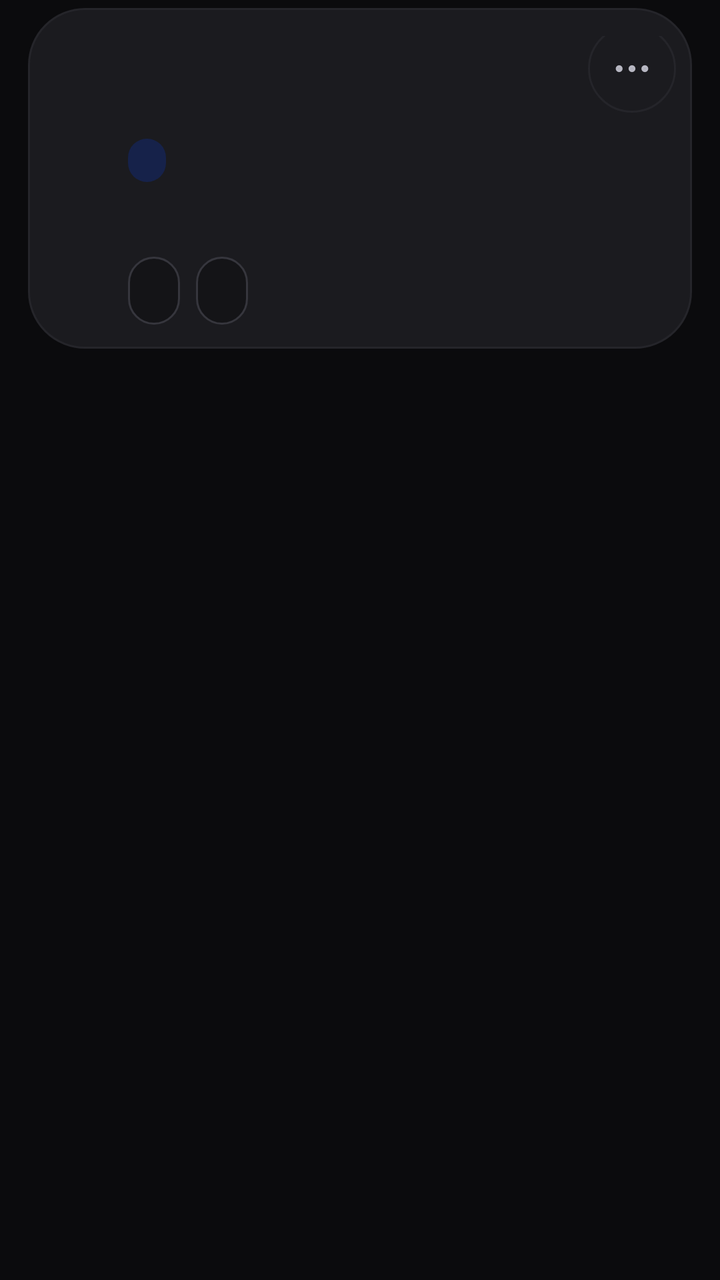
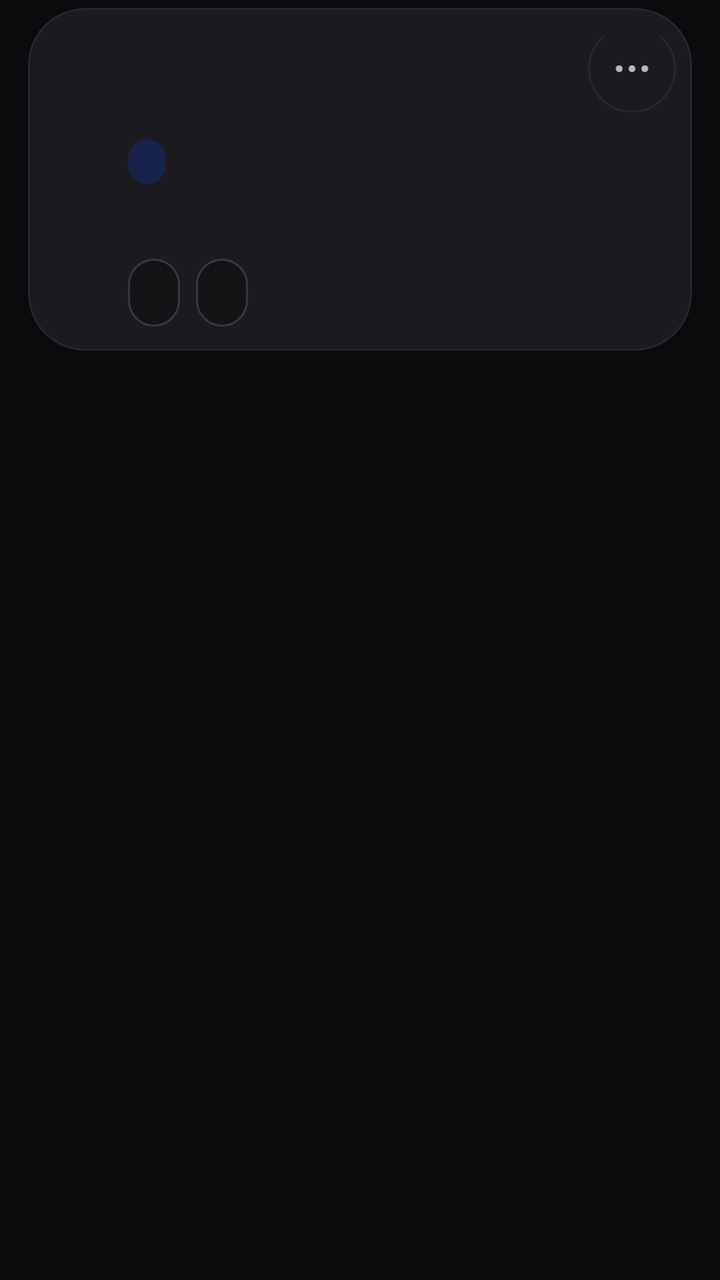

The first picture is an Android layout as it rendered before a commit; the second is the same layout after the commit. The layout source and the unified diff follow.
<!-- AndroidManifest.xml: application theme AppTheme -->
<!-- res/layout/item_run.xml -->
<?xml version="1.0" encoding="utf-8"?>
<FrameLayout xmlns:android="http://schemas.android.com/apk/res/android"
    android:layout_width="match_parent"
    android:layout_height="wrap_content"
    android:paddingStart="14dp"
    android:paddingTop="4dp"
    android:paddingEnd="14dp"
    android:paddingBottom="4dp">

    <LinearLayout
        android:id="@+id/card"
        android:layout_width="match_parent"
        android:layout_height="wrap_content"
        android:background="@drawable/bg_card_ripple"
        android:duplicateParentState="true"
        android:orientation="vertical"
        android:paddingStart="14dp"
        android:paddingTop="14dp"
        android:paddingEnd="8dp"
        android:paddingBottom="12dp">

        <LinearLayout
            android:layout_width="match_parent"
            android:layout_height="wrap_content"
            android:gravity="top"
            android:orientation="horizontal">

            <ImageView
                android:id="@+id/icon"
                android:layout_width="24dp"
                android:layout_height="24dp"
                android:layout_marginTop="1dp"
                android:importantForAccessibility="no" />

            <LinearLayout
                android:layout_width="0dp"
                android:layout_height="wrap_content"
                android:layout_marginStart="12dp"
                android:layout_marginEnd="4dp"
                android:layout_weight="1"
                android:orientation="vertical">

                <TextView
                    android:id="@+id/title"
                    android:layout_width="match_parent"
                    android:layout_height="wrap_content"
                    android:ellipsize="end"
                    android:maxLines="2"
                    android:textAlignment="viewStart"
                    android:textColor="@color/text_primary"
                    android:textDirection="locale"
                    android:textSize="15.5sp"
                    android:textStyle="bold" />

                <TextView
                    android:id="@+id/line1"
                    android:layout_width="match_parent"
                    android:layout_height="wrap_content"
                    android:layout_marginTop="3dp"
                    android:ellipsize="end"
                    android:maxLines="2"
                    android:textAlignment="viewStart"
                    android:textColor="@color/text_secondary"
                    android:textDirection="locale"
                    android:textSize="12.5sp" />
            </LinearLayout>

            <ImageView
                android:id="@+id/act3"
                android:layout_width="44dp"
                android:layout_height="44dp"
                android:layout_marginTop="-6dp"
                android:background="@drawable/bg_icon_btn"
                android:contentDescription="@string/more"
                android:padding="11dp"
                android:src="@drawable/ic_more"
                android:tint="@color/text_secondary" />
        </LinearLayout>

        <LinearLayout
            android:layout_width="match_parent"
            android:layout_height="wrap_content"
            android:layout_marginStart="36dp"
            android:layout_marginTop="10dp"
            android:layout_marginEnd="6dp"
            android:gravity="center_vertical"
            android:orientation="horizontal">

            <TextView
                android:id="@+id/branchPill"
                android:layout_width="wrap_content"
                android:layout_height="wrap_content"
                android:layout_weight="0"
                android:background="@drawable/bg_pill_accent"
                android:drawablePadding="4dp"
                android:ellipsize="end"
                android:fontFamily="monospace"
                android:gravity="center_vertical"
                android:maxWidth="190dp"
                android:paddingStart="9dp"
                android:paddingTop="3dp"
                android:paddingEnd="10dp"
                android:paddingBottom="3dp"
                android:singleLine="true"
                android:textColor="@color/accent_text"
                android:textDirection="ltr"
                android:textSize="11.5sp" />

            <TextView
                android:id="@+id/badge"
                android:layout_width="wrap_content"
                android:layout_height="wrap_content"
                android:layout_marginStart="8dp"
                android:paddingStart="10dp"
                android:paddingTop="3dp"
                android:paddingEnd="10dp"
                android:paddingBottom="3dp"
                android:singleLine="true"
                android:textSize="11sp"
                android:textStyle="bold" />
        </LinearLayout>

        <LinearLayout
            android:layout_width="match_parent"
            android:layout_height="wrap_content"
            android:layout_marginStart="36dp"
            android:layout_marginTop="9dp"
            android:layout_marginEnd="6dp"
            android:gravity="center_vertical"
            android:orientation="horizontal">

            <TextView
                android:id="@+id/time"
                android:layout_width="wrap_content"
                android:layout_height="wrap_content"
                android:drawablePadding="5dp"
                android:drawableTint="@color/text_hint"
                android:gravity="center_vertical"
                android:singleLine="true"
                android:textColor="@color/text_secondary"
                android:textSize="12sp" />

            <TextView
                android:id="@+id/dur"
                android:layout_width="wrap_content"
                android:layout_height="wrap_content"
                android:layout_marginStart="14dp"
                android:drawablePadding="5dp"
                android:drawableTint="@color/text_hint"
                android:gravity="center_vertical"
                android:singleLine="true"
                android:textColor="@color/text_secondary"
                android:textSize="12sp" />
        </LinearLayout>

        <LinearLayout
            android:id="@+id/progWrap"
            android:layout_width="match_parent"
            android:layout_height="wrap_content"
            android:layout_marginStart="36dp"
            android:layout_marginTop="12dp"
            android:layout_marginEnd="6dp"
            android:orientation="vertical"
            android:visibility="gone">

            <ProgressBar
                android:id="@+id/prog"
                style="?android:attr/progressBarStyleHorizontal"
                android:layout_width="match_parent"
                android:layout_height="6dp"
                android:max="100"
                android:progressDrawable="@drawable/progress_pill" />

            <TextView
                android:id="@+id/progText"
                android:layout_width="match_parent"
                android:layout_height="wrap_content"
                android:layout_marginTop="6dp"
                android:ellipsize="end"
                android:maxLines="1"
                android:textAlignment="viewStart"
                android:textColor="@color/info"
                android:textDirection="locale"
                android:textSize="12sp" />
        </LinearLayout>

        <LinearLayout
            android:id="@+id/liveWrap"
            android:layout_width="match_parent"
            android:layout_height="wrap_content"
            android:layout_marginStart="30dp"
            android:layout_marginTop="10dp"
            android:layout_marginEnd="6dp"
            android:orientation="vertical"
            android:visibility="gone" />

        <LinearLayout
            android:id="@+id/actions"
            android:layout_width="match_parent"
            android:layout_height="wrap_content"
            android:layout_marginStart="36dp"
            android:layout_marginTop="12dp"
            android:layout_marginEnd="6dp"
            android:orientation="horizontal">

            <TextView
                android:id="@+id/act1"
                android:layout_width="wrap_content"
                android:layout_height="wrap_content"
        android:minHeight="34dp"
                android:background="@drawable/bg_pill_small"
                android:drawablePadding="6dp"
                android:drawableTint="@color/text_primary"
                android:gravity="center"
                android:paddingStart="13dp"
                android:paddingEnd="13dp"
                android:textColor="@color/text_primary"
                android:textSize="12.5sp" />

            <TextView
                android:id="@+id/act2"
                android:layout_width="wrap_content"
                android:layout_height="wrap_content"
        android:minHeight="34dp"
                android:layout_marginStart="8dp"
                android:background="@drawable/bg_pill_small"
                android:drawablePadding="6dp"
                android:drawableTint="@color/text_primary"
                android:gravity="center"
                android:paddingStart="13dp"
                android:paddingEnd="13dp"
                android:textColor="@color/text_primary"
                android:textSize="12.5sp" />
        </LinearLayout>
    </LinearLayout>
</FrameLayout>
<!-- resources referenced by this layout -->
<resources>
  <color name="accent_text">#9DB5FF</color>
  <color name="info">#6AA6FF</color>
  <color name="text_hint">#8A8A96</color>
  <color name="text_primary">#FFFFFF</color>
  <color name="text_secondary">#B7B7C2</color>
  <!-- drawable bg_card_ripple (drawable) -->
  <?xml version="1.0" encoding="utf-8"?>
  <ripple xmlns:android="http://schemas.android.com/apk/res/android" android:color="@color/ripple">
      <item android:drawable="@drawable/bg_card" />
      <item android:id="@android:id/mask">
          <shape android:shape="rectangle">
              <solid android:color="#FFFFFF" />
              <corners android:radius="28dp" />
          </shape>
      </item>
  </ripple>
  <!-- drawable bg_pill_accent (drawable) -->
  <?xml version="1.0" encoding="utf-8"?>
  <shape xmlns:android="http://schemas.android.com/apk/res/android" android:shape="rectangle">
      <solid android:color="@color/accent_soft" />
      <corners android:radius="100dp" />
  </shape>
  <!-- drawable bg_pill_small (drawable) -->
  <?xml version="1.0" encoding="utf-8"?>
  <ripple xmlns:android="http://schemas.android.com/apk/res/android" android:color="@color/ripple">
      <item>
          <shape android:shape="rectangle">
              <solid android:color="@color/field" />
              <stroke android:width="1dp" android:color="@color/stroke" />
              <corners android:radius="100dp" />
          </shape>
      </item>
  </ripple>
  <!-- drawable progress_pill (drawable) -->
  <?xml version="1.0" encoding="utf-8"?>
  <layer-list xmlns:android="http://schemas.android.com/apk/res/android">
      <item android:id="@android:id/background">
          <shape android:shape="rectangle">
              <solid android:color="@color/surface_high" />
              <corners android:radius="100dp" />
          </shape>
      </item>
      <item android:id="@android:id/progress">
          <clip>
              <shape android:shape="rectangle">
                  <gradient
                      android:angle="0"
                      android:endColor="@color/accent_text"
                      android:startColor="@color/accent" />
                  <corners android:radius="100dp" />
              </shape>
          </clip>
      </item>
  </layer-list>
  <string name="more">المزيد</string>
  <color name="ripple">#26FFFFFF</color>
  <!-- drawable bg_card (drawable) -->
  <?xml version="1.0" encoding="utf-8"?>
  <shape xmlns:android="http://schemas.android.com/apk/res/android" android:shape="rectangle">
      <solid android:color="@color/surface" />
      <stroke android:width="1dp" android:color="@color/stroke_soft" />
      <corners android:radius="28dp" />
  </shape>
  <color name="surface">#1B1B1F</color>
  <color name="stroke_soft">#25252A</color>
  <color name="accent_soft">#16224A</color>
  <color name="field">#141417</color>
  <color name="stroke">#36363D</color>
  <color name="surface_high">#26262B</color>
  <color name="accent">#4C7DFF</color>
  <color name="bg">#0B0B0D</color>
  <!-- drawable bg_dialog (drawable) -->
  <?xml version="1.0" encoding="utf-8"?>
  <inset xmlns:android="http://schemas.android.com/apk/res/android"
      android:insetLeft="6dp"
      android:insetTop="6dp"
      android:insetRight="6dp"
      android:insetBottom="6dp">
      <shape android:shape="rectangle">
          <solid android:color="@color/surface_high" />
          <stroke android:width="1dp" android:color="@color/stroke" />
          <corners android:radius="32dp" />
      </shape>
  </inset>
  <style name="DialogAnim" parent="@android:style/Animation.Dialog">
          <item name="android:windowEnterAnimation">@anim/dlg_in</item>
          <item name="android:windowExitAnimation">@anim/dlg_out</item>
      </style>
  <!-- unchanged entries left out for length: 5 -->
</resources>

<!-- the commit's change to res/layout/item_run.xml (unified diff, before → after) -->
@@ -62,7 +62,7 @@
                     android:textAlignment="viewStart"
                     android:textColor="@color/text_secondary"
                     android:textDirection="locale"
-                    android:textSize="12.5sp" />
+                    android:textSize="13sp" />
             </LinearLayout>
 
             <ImageView
@@ -104,7 +104,7 @@
                 android:singleLine="true"
                 android:textColor="@color/accent_text"
                 android:textDirection="ltr"
-                android:textSize="11.5sp" />
+                android:textSize="12sp" />
 
             <TextView
                 android:id="@+id/badge"
@@ -167,7 +167,7 @@
                 android:id="@+id/prog"
                 style="?android:attr/progressBarStyleHorizontal"
                 android:layout_width="match_parent"
-                android:layout_height="6dp"
+                android:layout_height="4dp"
                 android:max="100"
                 android:progressDrawable="@drawable/progress_pill" />
 
@@ -215,7 +215,7 @@
                 android:paddingStart="13dp"
                 android:paddingEnd="13dp"
                 android:textColor="@color/text_primary"
-                android:textSize="12.5sp" />
+                android:textSize="13sp" />
 
             <TextView
                 android:id="@+id/act2"
@@ -230,7 +230,7 @@
                 android:paddingStart="13dp"
                 android:paddingEnd="13dp"
                 android:textColor="@color/text_primary"
-                android:textSize="12.5sp" />
+                android:textSize="13sp" />
         </LinearLayout>
     </LinearLayout>
 </FrameLayout>
<!-- resource entries referenced after the edit -->
@@ -12,7 +12,7 @@
       <item android:id="@android:id/mask">
           <shape android:shape="rectangle">
               <solid android:color="#FFFFFF" />
-              <corners android:radius="28dp" />
+              <corners android:radius="@dimen/radius_l" />
           </shape>
       </item>
   </ripple>
@@ -20,7 +20,7 @@
   <?xml version="1.0" encoding="utf-8"?>
   <shape xmlns:android="http://schemas.android.com/apk/res/android" android:shape="rectangle">
       <solid android:color="@color/accent_soft" />
-      <corners android:radius="100dp" />
+      <corners android:radius="@dimen/radius_pill" />
   </shape>
   <!-- drawable bg_pill_small (drawable) -->
   <?xml version="1.0" encoding="utf-8"?>
@@ -29,7 +29,7 @@
           <shape android:shape="rectangle">
               <solid android:color="@color/field" />
               <stroke android:width="1dp" android:color="@color/stroke" />
-              <corners android:radius="100dp" />
+              <corners android:radius="@dimen/radius_pill" />
           </shape>
       </item>
   </ripple>
@@ -38,18 +38,15 @@
   <layer-list xmlns:android="http://schemas.android.com/apk/res/android">
       <item android:id="@android:id/background">
           <shape android:shape="rectangle">
-              <solid android:color="@color/surface_high" />
-              <corners android:radius="100dp" />
+              <solid android:color="@color/stroke" />
+              <corners android:radius="@dimen/radius_pill" />
           </shape>
       </item>
       <item android:id="@android:id/progress">
           <clip>
               <shape android:shape="rectangle">
-                  <gradient
-                      android:angle="0"
-                      android:endColor="@color/accent_text"
-                      android:startColor="@color/accent" />
-                  <corners android:radius="100dp" />
+                  <solid android:color="@color/accent" />
+                  <corners android:radius="@dimen/radius_pill" />
               </shape>
           </clip>
       </item>
@@ -61,11 +58,13 @@
   <shape xmlns:android="http://schemas.android.com/apk/res/android" android:shape="rectangle">
       <solid android:color="@color/surface" />
       <stroke android:width="1dp" android:color="@color/stroke_soft" />
-      <corners android:radius="28dp" />
+      <corners android:radius="@dimen/radius_l" />
   </shape>
+  <dimen name="radius_l">28dp</dimen>
   <color name="surface">#1B1B1F</color>
   <color name="stroke_soft">#25252A</color>
   <color name="accent_soft">#16224A</color>
+  <dimen name="radius_pill">100dp</dimen>
   <color name="field">#141417</color>
   <color name="stroke">#36363D</color>
   <color name="surface_high">#26262B</color>
@@ -81,7 +80,7 @@
       <shape android:shape="rectangle">
           <solid android:color="@color/surface_high" />
           <stroke android:width="1dp" android:color="@color/stroke" />
-          <corners android:radius="32dp" />
+          <corners android:radius="@dimen/radius_l" />
       </shape>
   </inset>
   <style name="DialogAnim" parent="@android:style/Animation.Dialog">
